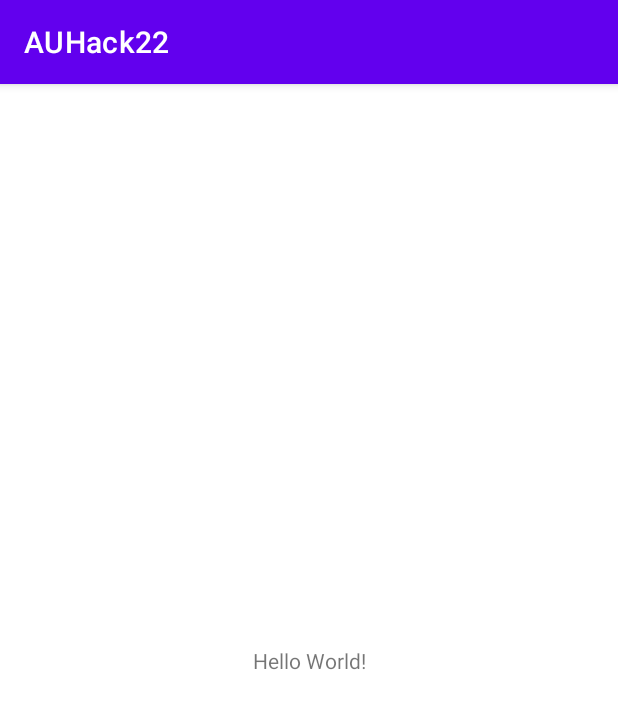
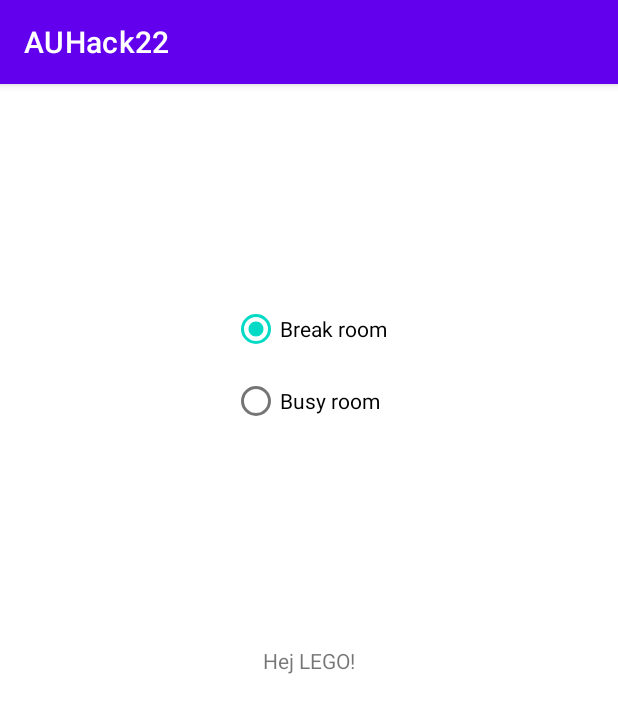
Before and after one commit to BarrensZeppelin/AUHACK22, an Android app: the MainActivity screen opened directly, with no data from a screen before it, on a phone screen of 412 x 824 dp. Shown: the top 713 px of the screen. Run offline under Robolectric (Android 15) with nearby library versions, the phone set to English and light mode, and no system bars; 2 statements that could not run were skipped.

Commit message:
Radio group

```diff
--- a/app/src/main/java/com/example/auhack22/MainActivity.kt
+++ b/app/src/main/java/com/example/auhack22/MainActivity.kt
@@ -11,6 +11,8 @@ import android.nfc.Tag
 import android.nfc.tech.*
 import android.os.Bundle
 import android.util.Log
+import android.widget.RadioButton
+import android.widget.RadioGroup
 import android.widget.Toast
 import androidx.appcompat.app.AppCompatActivity
 
@@ -24,6 +26,11 @@ class MainActivity : AppCompatActivity() {
     override fun onCreate(savedInstanceState: Bundle?) {
         super.onCreate(savedInstanceState)
         setContentView(R.layout.activity_main)
+
+        val room = findViewById<RadioGroup>(R.id.radioGroup)
+        room.setOnCheckedChangeListener { radioGroup, i ->
+            Log.i(TAG, findViewById<RadioButton>(i).text.toString())
+        }
 
         Log.i(TAG, "We're ready!")
         mNfcAdapter = NfcAdapter.getDefaultAdapter(this);
--- a/app/src/main/res/layout/activity_main.xml
+++ b/app/src/main/res/layout/activity_main.xml
@@ -7,12 +7,40 @@
     tools:context=".MainActivity">
 
     <TextView
+        android:id="@+id/textView"
         android:layout_width="wrap_content"
         android:layout_height="wrap_content"
-        android:text="Hello World!"
+        android:text="Hej LEGO!"
         app:layout_constraintBottom_toBottomOf="parent"
         app:layout_constraintLeft_toLeftOf="parent"
         app:layout_constraintRight_toRightOf="parent"
         app:layout_constraintTop_toTopOf="parent" />
 
+    <RadioGroup
+        android:id="@+id/radioGroup"
+        android:layout_width="wrap_content"
+        android:layout_height="wrap_content"
+        app:layout_constraintBottom_toTopOf="@+id/textView"
+        app:layout_constraintEnd_toEndOf="parent"
+        app:layout_constraintStart_toStartOf="parent"
+        app:layout_constraintTop_toTopOf="parent">
+
+        <RadioButton
+            android:id="@+id/breakRoom"
+            android:layout_width="wrap_content"
+            android:layout_height="wrap_content"
+            android:checked="true"
+            android:text="Break room"
+            tools:layout_editor_absoluteX="125dp"
+            tools:layout_editor_absoluteY="243dp" />
+
+        <RadioButton
+            android:id="@+id/busyRoom"
+            android:layout_width="wrap_content"
+            android:layout_height="wrap_content"
+            android:text="Busy room"
+            tools:layout_editor_absoluteX="125dp"
+            tools:layout_editor_absoluteY="128dp" />
+    </RadioGroup>
+
 </androidx.constraintlayout.widget.ConstraintLayout>
```
